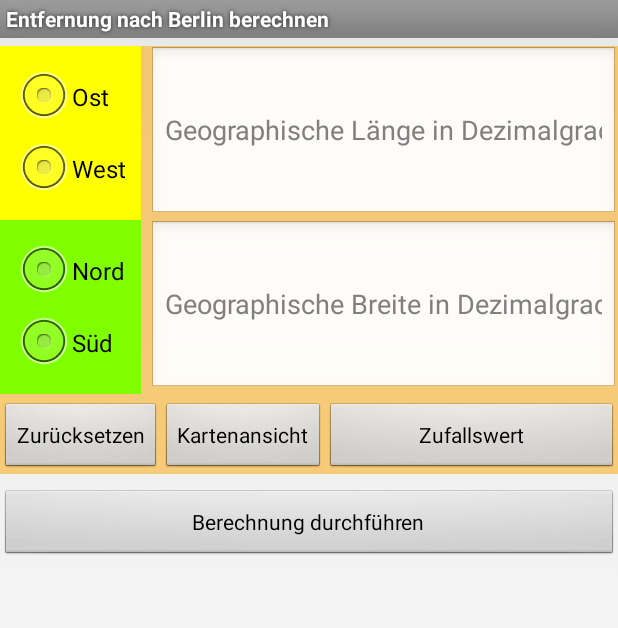
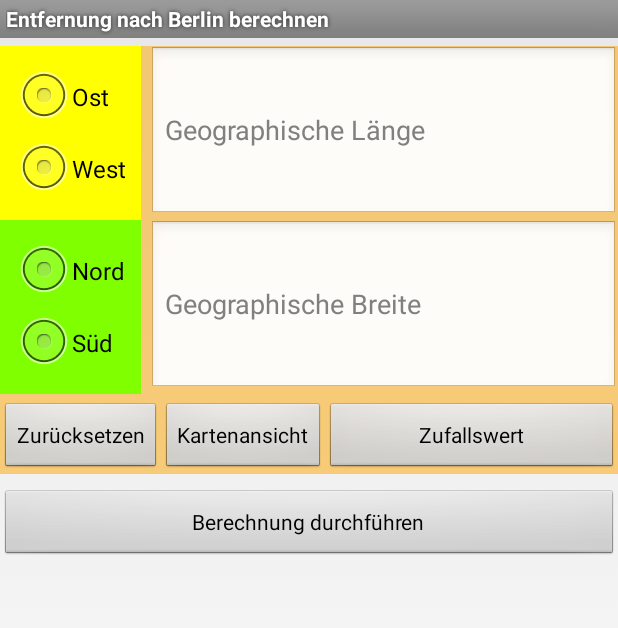
Before and after one commit to MDecker-MobileComputing/Android_Fragment, an Android app: the KoordinatenFragment screen opened directly, with no data from a screen before it, on a phone screen of 412 x 824 dp. Shown: the top 628 px of the screen. Run offline under Robolectric (Android 15) with nearby library versions, the phone set to English and light mode, and no system bars.

Commit message:
Hint-Text fuer die beiden EditText-Felder gekuerzt.

```diff
--- a/app/src/main/res/layout/fragment_geokoordinaten.xml
+++ b/app/src/main/res/layout/fragment_geokoordinaten.xml
@@ -24,7 +24,6 @@
             		 android:layout_width="wrap_content"
                      android:layout_height="wrap_content"
             		 android:text="@string/radiobutton_west" />
-
     </RadioGroup>
 
     <EditText android:id="@+id/edittext_geograph_laenge"
@@ -35,7 +34,7 @@
         	  android:layout_alignBottom="@id/radioButtonGruppeOstOderWest"
         	  android:layout_alignParentRight="true"
         	  android:layout_marginLeft="5dp"
-        	  android:hint="@string/edittext_hint_dezimalgrad_laenge"
+        	  android:hint="@string/edittext_hint_geolaenge"
         	  android:inputType="numberDecimal"  />
 
 
@@ -71,7 +70,7 @@
 		      android:layout_alignBottom="@id/radioButtonGruppeNordOderSued"
 		      android:layout_alignParentRight="true"
 		      android:layout_marginLeft="5dp"
-		      android:hint="@string/edittext_hint_dezimalgrad_breite"
+		      android:hint="@string/edittext_hint_geobreite"
 		      android:inputType="numberDecimal"  />
 
 
--- a/app/src/main/res/values/strings.xml
+++ b/app/src/main/res/values/strings.xml
@@ -20,8 +20,8 @@
     <string name="radiobutton_nord">Nord</string>
     <string name="radiobutton_sued">Süd</string>
 
-    <string name="edittext_hint_dezimalgrad_breite">Geographische Breite in Dezimalgrad</string>
-    <string name="edittext_hint_dezimalgrad_laenge">Geographische Länge in Dezimalgrad</string>
+    <string name="edittext_hint_geobreite">Geographische Breite</string>
+    <string name="edittext_hint_geolaenge">Geographische Länge</string>
 
     <string name="button_reset_koordinate"  >Zurücksetzen</string>
     <string name="button_kartenansicht"     >Kartenansicht</string>
```
